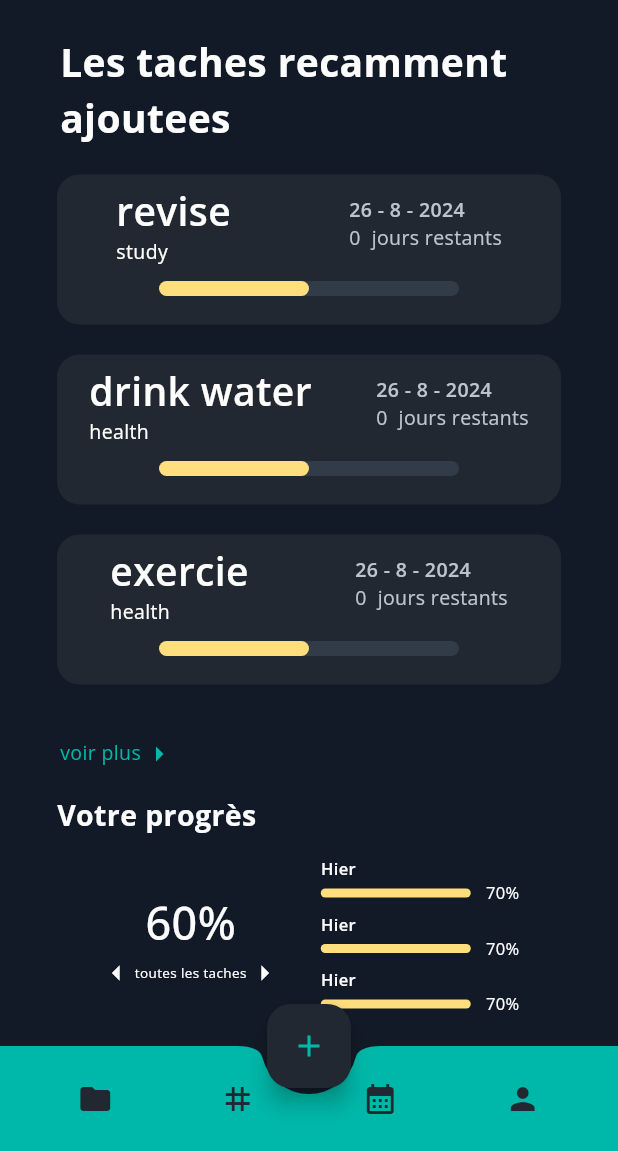
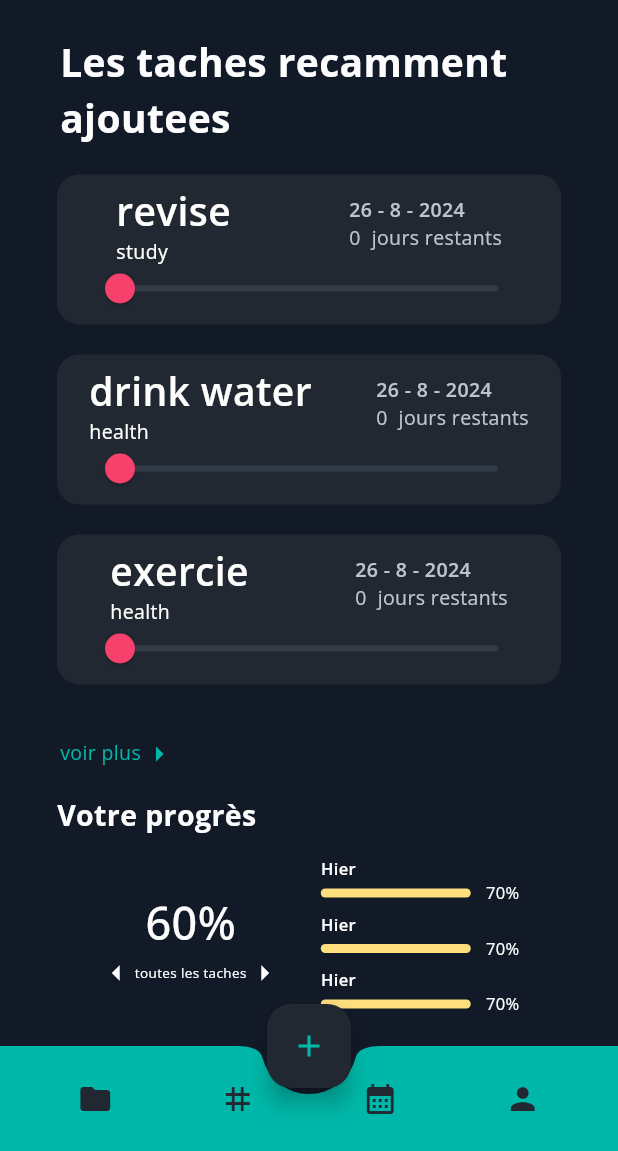
Before and after one commit to Adam-BACHI/productivity-app, a Flutter app: the HomePage screen opened directly, on a phone screen of 412 x 824 dp, the part 85-1236 px from its top. Run offline on Flutter 3.47's test engine with Material 3 defaults, Android fonts, the phone set to English and light mode, and no system bars; our stand-ins replace lottie, smooth_page_indicator.

Commit message:
Added the task progress sliders. they change colors depending on the percentage, and FINALLY solved a logic bug in the code that confused the information between tasks!

```diff
--- a/lib/comps/TaskComp.dart
+++ b/lib/comps/TaskComp.dart
@@ -1,16 +1,27 @@
 import 'package:flutter/material.dart';
 
-class TaskComp extends StatelessWidget {
+class TaskComp extends StatefulWidget {
   final String taskName;
   final String category;
   final DateTime date;
+  final ValueChanged onProgressChanged;
+  final double progress;
 
-  const TaskComp(
-      {super.key,
-      required this.taskName,
-      required this.category,
-      required this.date});
+  const TaskComp({
+    super.key,
+    required this.taskName,
+    required this.category,
+    required this.date,
+    required this.onProgressChanged,
+    required this.progress,
+  });
 
+  @override
+  State<TaskComp> createState() => _TaskCompState();
+}
+
+class _TaskCompState extends State<TaskComp> {
+  //double progress = 0.0;
   @override
   Widget build(BuildContext context) {
     return Center(
@@ -35,7 +46,7 @@ class TaskComp extends StatelessWidget {
                       crossAxisAlignment: CrossAxisAlignment.start,
                       children: [
                         Text(
-                          taskName,
+                          widget.taskName,
                           style: const TextStyle(
                               fontFamily: 'Open',
                               fontSize: 26,
@@ -43,7 +54,7 @@ class TaskComp extends StatelessWidget {
                               color: Color.fromARGB(255, 253, 253, 252)),
                         ),
                         Text(
-                          category,
+                          widget.category,
                           style: const TextStyle(
                               fontSize: 13,
                               fontFamily: 'Open',
@@ -55,7 +66,7 @@ class TaskComp extends StatelessWidget {
                       crossAxisAlignment: CrossAxisAlignment.start,
                       children: [
                         Text(
-                          '${date.day} - ${date.month} - ${date.year}',
+                          '${widget.date.day} - ${widget.date.month} - ${widget.date.year}',
                           style: const TextStyle(
                             fontWeight: FontWeight.w600,
                             fontSize: 13,
@@ -64,7 +75,7 @@ class TaskComp extends StatelessWidget {
                           ),
                         ),
                         Text(
-                          '${date.difference(DateTime.now()).inDays}  jours restants',
+                          '${widget.date.difference(DateTime.now()).inDays}  jours restants',
                           style: TextStyle(
                             fontFamily: 'Open',
                             fontWeight: FontWeight.w400,
@@ -77,21 +88,31 @@ class TaskComp extends StatelessWidget {
                   ],
                 ),
               ),
-              const Center(
+              Center(
                 child: Padding(
-                  padding: const EdgeInsets.only(top: 10),
+                  padding: EdgeInsets.only(top: 10),
                   child: SizedBox(
                       height: 10.0,
-                      width: 200.0,
-                      child: LinearProgressIndicator(
-                        valueColor: AlwaysStoppedAnimation(
-                            Color.fromARGB(255, 255, 222, 125)),
-                        backgroundColor: Color.fromARGB(255, 50, 60, 72),
-                        value: 0.5,
-                        borderRadius: BorderRadius.all(Radius.circular(20)),
-                      )),
+                      width: 300.0,
+                      child: Slider(
+                          value: widget.progress,
+                          min: 0,
+                          max: 100,
+                          onChanged: (value) {
+                            setState(() {
+                              widget.onProgressChanged(value);
+                            });
+                          },
+                          inactiveColor: Color.fromARGB(255, 50, 60, 72),
+                          activeColor: widget.progress < 25
+                              ? Color.fromARGB(255, 246, 65, 108)
+                              : widget.progress < 50
+                                  ? Color.fromARGB(255, 255, 160, 45)
+                                  : widget.progress < 75
+                                      ? Color.fromARGB(255, 255, 222, 125)
+                                      : Color.fromARGB(255, 104, 217, 195))),
                 ),
-              ),
+              )
             ],
           ),
         ),
--- a/lib/pages/home.dart
+++ b/lib/pages/home.dart
@@ -13,17 +13,23 @@ class HomePage extends StatefulWidget {
 class _HomePageState extends State<HomePage> {
   final _controller = TextEditingController();
   List ToDoList = [
-    ["exercie", "health", DateTime.now()],
-    ["drink water", "health", DateTime.now()],
-    ["revise", "study", DateTime.now()],
+    ["exercie", "health", DateTime.now(), 0.0],
+    ["drink water", "health", DateTime.now(), 0.0],
+    ["revise", "study", DateTime.now(), 0.0],
   ];
+
+  void progressChanged(double value, int ind) {
+    setState(() {
+      ToDoList[ToDoList.length - ind - 1][3] = value;
+    });
+  }
 
   String _dropValue = "categorie";
   DateTime _date = DateTime.now();
 
   void _save() {
     setState(() {
-      ToDoList.add([_controller.text, _dropValue, _date]);
+      ToDoList.add([_controller.text, _dropValue, _date, 0.0]);
     });
     Navigator.of(context).pop();
     _controller.clear();
@@ -98,9 +104,14 @@ class _HomePageState extends State<HomePage> {
               itemCount: ToDoList.length,
               itemBuilder: (context, index) {
                 return TaskComp(
-                    taskName: ToDoList[ToDoList.length - 1 - index][0],
-                    category: ToDoList[ToDoList.length - 1 - index][1],
-                    date: ToDoList[ToDoList.length - 1 - index][2]);
+                  taskName: ToDoList[ToDoList.length - index - 1][0],
+                  category: ToDoList[ToDoList.length - index - 1][1],
+                  date: ToDoList[ToDoList.length - index - 1][2],
+                  progress: ToDoList[ToDoList.length - index - 1][3],
+                  onProgressChanged: (pro) {
+                    progressChanged(pro, index);
+                  },
+                );
               },
             ),
           ),
```
Also changed, not shown: lib/comps/progressSlide.dart (added, +46 -0 lines).
